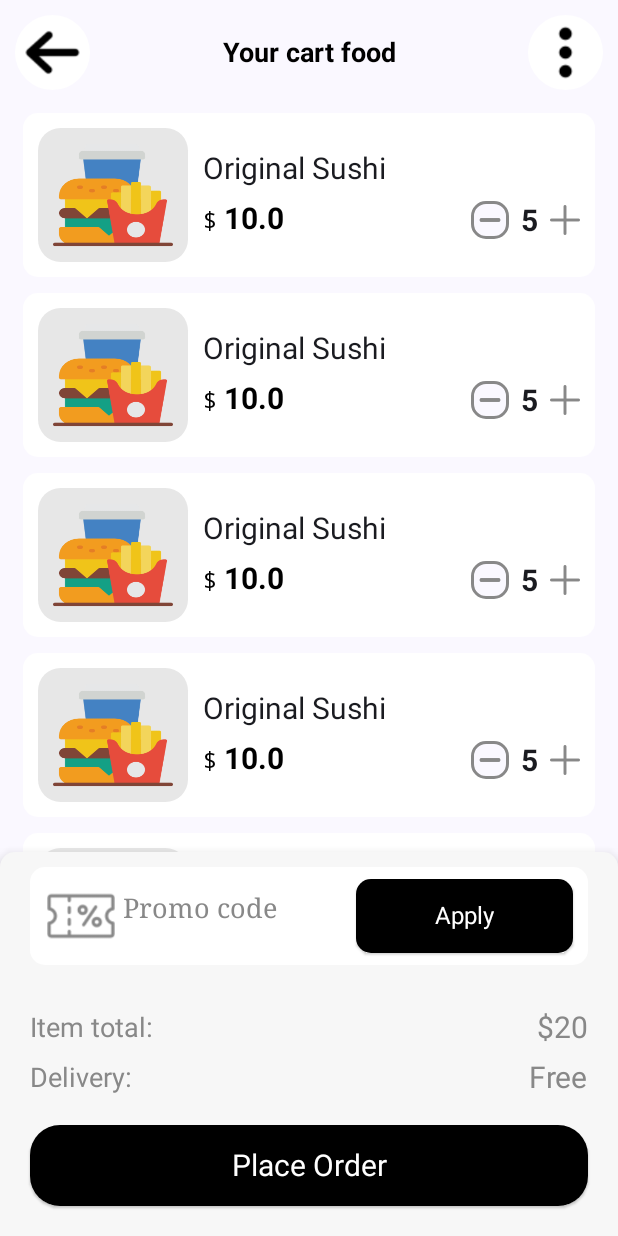
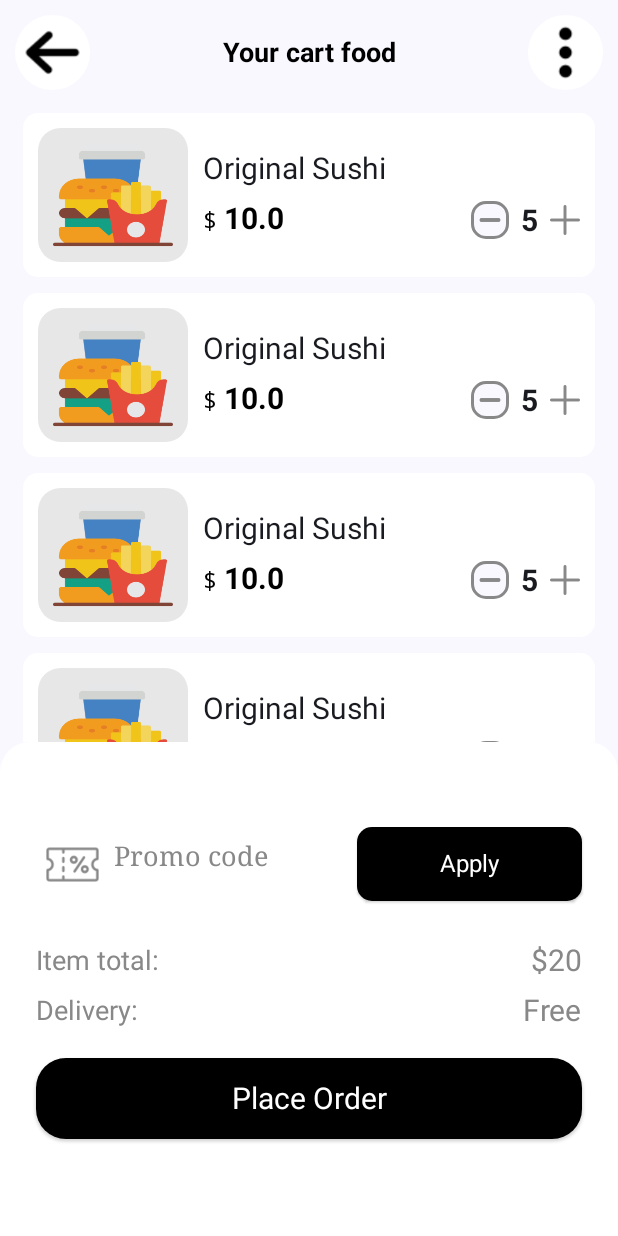
Before and after one commit to JAVIYARAJ/Food_Compose_App, an Android app built with Jetpack Compose: the PaymentScreen screen opened through its navigation route, on a phone screen of 412 x 824 dp. Run offline under Robolectric (Android 15) with nearby library versions, the phone set to English and light mode, and no system bars; our stand-ins replace constraintlayout-compose.

Commit message:
Design changes

```diff
--- a/app/src/main/java/com/example/sampleapp/feature/components/common/bottom_app_bar.kt
+++ b/app/src/main/java/com/example/sampleapp/feature/components/common/bottom_app_bar.kt
@@ -61,7 +61,7 @@ fun BottomAppBar(modifier: Modifier = Modifier, onIconTap: (BottomAppBarItem) ->
                     unselectedIconColor = Color.Transparent,
                     indicatorColor = Color.Transparent,
                 ),
-                modifier = Modifier.clip(RoundedCornerShape(20.dp))
+                modifier = Modifier.clip(RoundedCornerShape(50.dp))
             )
         }
     }
--- a/app/src/main/java/com/example/sampleapp/feature/ui/FoodCartScreen.kt
+++ b/app/src/main/java/com/example/sampleapp/feature/ui/FoodCartScreen.kt
@@ -5,18 +5,23 @@ import androidx.compose.foundation.Image
 import androidx.compose.foundation.background
 import androidx.compose.foundation.layout.Arrangement
 import androidx.compose.foundation.layout.Column
+import androidx.compose.foundation.layout.IntrinsicSize
 import androidx.compose.foundation.layout.Row
 import androidx.compose.foundation.layout.Spacer
+import androidx.compose.foundation.layout.fillMaxHeight
 import androidx.compose.foundation.layout.fillMaxSize
 import androidx.compose.foundation.layout.fillMaxWidth
 import androidx.compose.foundation.layout.height
+import androidx.compose.foundation.layout.heightIn
 import androidx.compose.foundation.layout.padding
+import androidx.compose.foundation.layout.requiredHeightIn
 import androidx.compose.foundation.layout.size
 import androidx.compose.foundation.layout.statusBarsPadding
 import androidx.compose.foundation.layout.width
 import androidx.compose.foundation.lazy.LazyColumn
 import androidx.compose.foundation.shape.RoundedCornerShape
 import androidx.compose.foundation.text.KeyboardOptions
+import androidx.compose.material3.BottomAppBar
 import androidx.compose.material3.CardDefaults
 import androidx.compose.material3.ElevatedCard
 import androidx.compose.material3.Scaffold
@@ -29,6 +34,7 @@ import androidx.compose.runtime.mutableStateOf
 import androidx.compose.runtime.remember
 import androidx.compose.ui.Alignment
 import androidx.compose.ui.Modifier
+import androidx.compose.ui.draw.clip
 import androidx.compose.ui.graphics.Color
 import androidx.compose.ui.graphics.ColorFilter
 import androidx.compose.ui.layout.ContentScale
@@ -49,7 +55,7 @@ import com.example.sampleapp.feature.components.common.MenuIcon
 import com.example.sampleapp.ui.theme.backgroundColor
 
 @Composable
-fun PaymentScreen(modifier: Modifier = Modifier,navController: NavController) {
+fun PaymentScreen(modifier: Modifier = Modifier, navController: NavController) {
 
     Scaffold(
         topBar = {
@@ -76,7 +82,113 @@ fun PaymentScreen(modifier: Modifier = Modifier,navController: NavController) {
             }
         },
         bottomBar = {
-            Surface(color = backgroundColor, shape = RoundedCornerShape(topStart = 10.dp, topEnd = 10.dp), shadowElevation = 10.dp, tonalElevation = 10.dp) {
+            BottomAppBar(
+                containerColor = Color.White,
+                tonalElevation = 10.dp,
+                modifier = Modifier
+                    .clip(RoundedCornerShape(topStart = 20.dp, topEnd = 20.dp))
+                    .fillMaxHeight(0.4f) // Set the height to fit content
+            ) {
+                Column(
+                    modifier = Modifier
+                        .fillMaxWidth()
+                ) {
+                    CartPromoCodeWidget()
+                    Spacer(modifier = Modifier.height(20.dp))
+                    Row(
+                        modifier = Modifier
+                            .fillMaxWidth()
+                            .padding(horizontal = 20.dp),
+                        horizontalArrangement = Arrangement.SpaceBetween,
+                        verticalAlignment = Alignment.CenterVertically,
+                    ) {
+                        Text(text = "Item total:", style = TextStyle(fontSize = 18.sp, color = Color.Gray))
+                        Text(text = "$20", style = TextStyle(fontSize = 20.sp, color = Color.Gray))
+                    }
+                    Spacer(modifier = Modifier.height(10.dp))
+                    Row(
+                        modifier = Modifier
+                            .fillMaxWidth()
+                            .padding(horizontal = 20.dp),
+                        horizontalArrangement = Arrangement.SpaceBetween,
+                        verticalAlignment = Alignment.CenterVertically,
+                    ) {
+                        Text(text = "Delivery:", style = TextStyle(fontSize = 18.sp, color = Color.Gray))
+                        Text(text = "Free", style = TextStyle(fontSize = 20.sp, color = Color.Gray))
+                    }
+
+                    Spacer(modifier = Modifier.height(20.dp))
+                    ElevatedCard(
+                        shape = RoundedCornerShape(20.dp),
+                        modifier = Modifier
+                            .fillMaxWidth()
+                            .padding(start = 20.dp, end = 20.dp, bottom = 20.dp),
+                        colors = CardDefaults.cardColors(containerColor = Color.Black)
+                    ) {
+                        Text(
+                            text = "Place Order",
+                            style = TextStyle(color = Color.White),
+                            modifier = Modifier
+                                .padding(horizontal = 30.dp, vertical = 15.dp)
+                                .fillMaxWidth(),
+                            textAlign = TextAlign.Center,
+                            fontSize = 20.sp
+                        )
+                    }
+                }
+            }
+        }
+    ) { padding ->
+        LazyColumn(
+            modifier = Modifier
+                .padding(padding)
+                .then(Modifier.padding(horizontal = 10.dp))
+                .fillMaxSize()
+        ) {
+            items(10) {
+                CartDishItemWidget()
+            }
+        }
+
+    }
+}
+
+@Preview
+@Composable
+fun PaymentScreenPreview(modifier: Modifier = Modifier) {
+
+    Scaffold(
+        topBar = {
+            Row(
+                modifier = modifier
+                    .fillMaxWidth()
+                    .statusBarsPadding()
+                    .padding(all = 10.dp),
+                verticalAlignment = Alignment.CenterVertically
+            ) {
+                MenuIcon(menuIcon = R.drawable.ic_back_icon, contentDescription = "back_icon", onClick = {
+                    // navController.popBackStack()
+                })
+                Text(
+                    text = "Your cart food",
+                    style = TextStyle(color = Color.Black, fontSize = 18.sp),
+                    modifier = Modifier.weight(0.5f),
+                    textAlign = TextAlign.Center,
+                    fontWeight = FontWeight.Bold
+                )
+                MenuIcon(menuIcon = R.drawable.ic_more_icon, contentDescription = "notification_icon", onClick = {
+
+                })
+            }
+        },
+        bottomBar = {
+            BottomAppBar(
+                containerColor = Color.White,
+                tonalElevation = 10.dp,
+                modifier = Modifier
+                    .clip(RoundedCornerShape(topStart = 20.dp, topEnd = 20.dp))
+                    .fillMaxHeight(0.4f) // Set the height to fit content
+            ) {
                 Column {
                     CartPromoCodeWidget(modifier = Modifier.padding(10.dp))
                     Spacer(modifier = Modifier.height(20.dp))
@@ -120,6 +232,7 @@ fun PaymentScreen(modifier: Modifier = Modifier,navController: NavController) {
                     }
                 }
             }
+
         }
     ) { padding ->
         LazyColumn(
@@ -135,96 +248,6 @@ fun PaymentScreen(modifier: Modifier = Modifier,navController: NavController) {
 
     }
 }
-
-@Preview
-@Composable
-fun PaymentScreen(modifier: Modifier = Modifier) {
-
-    Scaffold(
-        topBar = {
-            Row(
-                modifier = modifier
-                    .fillMaxWidth()
-                    .statusBarsPadding()
-                    .padding(all = 10.dp),
-                verticalAlignment = Alignment.CenterVertically
-            ) {
-                MenuIcon(menuIcon = R.drawable.ic_back_icon, contentDescription = "back_icon", onClick = {
-
-                })
-                Text(
-                    text = "Your cart food",
-                    style = TextStyle(color = Color.Black, fontSize = 18.sp),
-                    modifier = Modifier.weight(0.5f),
-                    textAlign = TextAlign.Center,
-                    fontWeight = FontWeight.Bold
-                )
-                MenuIcon(menuIcon = R.drawable.ic_more_icon, contentDescription = "notification_icon", onClick = {
-
-                })
-            }
-        },
-        bottomBar = {
-            Surface(color = backgroundColor, shape = RoundedCornerShape(topStart = 10.dp, topEnd = 10.dp), shadowElevation = 10.dp, tonalElevation = 10.dp) {
-                Column {
-                    CartPromoCodeWidget(modifier = Modifier.padding(10.dp))
-                    Spacer(modifier = Modifier.height(20.dp))
-                    Row(
-                        modifier = Modifier
-                            .fillMaxWidth()
-                            .padding(horizontal = 20.dp),
-                        horizontalArrangement = Arrangement.SpaceBetween, verticalAlignment = Alignment.CenterVertically,
-                    ) {
-                        Text(text = "Item total:", style = TextStyle(fontSize = 18.sp, color = Color.Gray))
-                        Text(text = "$20", style = TextStyle(fontSize = 20.sp, color = Color.Gray))
-
-                    }
-                    Spacer(modifier = Modifier.height(10.dp))
-                    Row(
-                        modifier = Modifier
-                            .fillMaxWidth()
-                            .padding(horizontal = 20.dp),
-                        horizontalArrangement = Arrangement.SpaceBetween, verticalAlignment = Alignment.CenterVertically,
-                    ) {
-                        Text(text = "Delivery:", style = TextStyle(fontSize = 18.sp, color = Color.Gray))
-                        Text(text = "Free", style = TextStyle(fontSize = 20.sp, color = Color.Gray))
-
-                    }
-
-                    Spacer(modifier = Modifier.height(20.dp))
-                    ElevatedCard(
-                        shape = RoundedCornerShape(20.dp), modifier = Modifier
-                            .fillMaxWidth()
-                            .padding(start = 20.dp, end = 20.dp, bottom = 20.dp), colors = CardDefaults.cardColors(containerColor = Color.Black)
-                    ) {
-                        Text(
-                            text = "Place Order",
-                            style = TextStyle(color = Color.White),
-                            modifier = Modifier
-                                .padding(horizontal = 30.dp, vertical = 15.dp)
-                                .fillMaxWidth(),
-                            textAlign = TextAlign.Center,
-                            fontSize = 20.sp
-                        )
-                    }
-                }
-            }
-        }
-    ) { padding ->
-        LazyColumn(
-            modifier = Modifier
-                .padding(padding)
-                .then(Modifier.padding(horizontal = 10.dp))
-                .fillMaxSize()
-        ) {
-            items(10) {
-                CartDishItemWidget()
-            }
-        }
-
-    }
-}
-
 
 @Preview
 @Composable
@@ -292,7 +315,7 @@ fun CartDishItemWidget(modifier: Modifier = Modifier) {
 @Composable
 fun CartPromoCodeWidget(modifier: Modifier = Modifier) {
 
-    val promoCodeValue= remember {
+    val promoCodeValue = remember {
         mutableStateOf("")
     }
 
@@ -310,7 +333,7 @@ fun CartPromoCodeWidget(modifier: Modifier = Modifier) {
             TextField(
                 value = promoCodeValue.value,
                 onValueChange = {
-                    promoCodeValue.value=it
+                    promoCodeValue.value = it
                 },
                 maxLines = 1,
                 modifier = Modifier
@@ -323,6 +346,7 @@ fun CartPromoCodeWidget(modifier: Modifier = Modifier) {
                     focusedIndicatorColor = Color.Transparent,
                     unfocusedIndicatorColor = Color.Transparent
                 ),
+                minLines = 1,
                 keyboardOptions = KeyboardOptions(
                     keyboardType = KeyboardType.Text
                 ),
@@ -331,7 +355,7 @@ fun CartPromoCodeWidget(modifier: Modifier = Modifier) {
                         painter = painterResource(id = R.drawable.ic_coupon_icon),
                         contentDescription = "promoCode",
                         modifier = Modifier
-                            .size(45.dp)
+                            .size(35.dp)
                             .weight(0.3f),
                         contentScale = ContentScale.Fit,
                         colorFilter = ColorFilter.tint(color = Color.Gray)
--- a/app/src/main/java/com/example/sampleapp/feature/ui/HomeScreen.kt
+++ b/app/src/main/java/com/example/sampleapp/feature/ui/HomeScreen.kt
@@ -1,5 +1,5 @@
 package com.example.sampleapp.feature.ui
-import android.util.Log
+
 import androidx.compose.foundation.Image
 import androidx.compose.foundation.clickable
 import androidx.compose.foundation.layout.Arrangement
@@ -12,7 +12,9 @@ import androidx.compose.foundation.layout.fillMaxWidth
 import androidx.compose.foundation.layout.height
 import androidx.compose.foundation.layout.heightIn
 import androidx.compose.foundation.layout.padding
+import androidx.compose.foundation.layout.size
 import androidx.compose.foundation.layout.width
+import androidx.compose.foundation.lazy.LazyRow
 import androidx.compose.foundation.lazy.grid.GridCells
 import androidx.compose.foundation.lazy.grid.LazyVerticalGrid
 import androidx.compose.foundation.shape.RoundedCornerShape
@@ -28,7 +30,6 @@ import androidx.compose.runtime.remember
 import androidx.compose.ui.Alignment
 import androidx.compose.ui.Modifier
 import androidx.compose.ui.draw.clip
-import androidx.compose.ui.draw.shadow
 import androidx.compose.ui.graphics.Color
 import androidx.compose.ui.graphics.ColorFilter
 import androidx.compose.ui.layout.ContentScale
@@ -47,7 +48,6 @@ import androidx.constraintlayout.compose.ConstraintSet
 import androidx.constraintlayout.compose.layoutId
 import androidx.navigation.NavController
 import com.example.sampleapp.R
-import com.example.sampleapp.feature.components.common.BottomAppBar
 import com.example.sampleapp.feature.components.common.CustomAppBar
 import com.example.sampleapp.feature.components.common.CustomizedTextField
 import com.example.sampleapp.feature.components.common.DishRatingWidget
@@ -59,24 +59,34 @@ import com.example.sampleapp.ui.theme.backgroundColor
 import com.example.sampleapp.ui.theme.cardColor
 import kotlinx.coroutines.delay
 
-
 @Composable
 fun HomeScreen(navController: NavController) {
 
-    val isLoading= remember {
+    val isLoading = remember {
         mutableStateOf(true)
     }
 
     LaunchedEffect(key1 = Unit) {
         delay(1000)
-        isLoading.value=false
+        isLoading.value = false
     }
 
-    if(isLoading.value){
-        Box(modifier = Modifier.fillMaxSize(), contentAlignment = Alignment.Center){
+    val foodCategoryList = listOf(
+        FoodCategory(name = "Pizza", icon = R.drawable.ic_pizza_icon),
+        FoodCategory(name = "Burger", icon = R.drawable.burger),
+        FoodCategory(name = "Sushi", icon = R.drawable.sushi),
+        FoodCategory(name = "Ramen", icon = R.drawable.ramen),
+        FoodCategory(name = "Pizza", icon = R.drawable.ic_pizza_icon),
+        FoodCategory(name = "Burger", icon = R.drawable.burger),
+        FoodCategory(name = "Sushi", icon = R.drawable.sushi),
+        FoodCategory(name = "Ramen", icon = R.drawable.ramen)
+    )
+
+    if (isLoading.value) {
+        Box(modifier = Modifier.fillMaxSize(), contentAlignment = Alignment.Center) {
             LoadingWidget()
         }
-    }else{
+    } else {
         Scaffold(
             topBar = {
                 CustomAppBar()
@@ -199,6 +209,28 @@ fun HomeScreen(navController: NavController) {
 
                 Spacer(modifier = Modifier.height(20.dp))
 
+                LazyRow(modifier = Modifier.fillMaxWidth()) {
+
+                    items(foodCategoryList.size) { index ->
+                        Box(contentAlignment = Alignment.Center, modifier = Modifier.padding(horizontal = 8.dp)) {
+                            Column(verticalArrangement = Arrangement.Center, horizontalAlignment = Alignment.CenterHorizontally) {
+                                Image(
+                                    painter = painterResource(id = foodCategoryList[index].icon),
+                                    contentDescription = "",
+                                    modifier = Modifier.size(45.dp)
+                                )
+                                Spacer(modifier = Modifier.height(10.dp))
+                                Text(
+                                    text = foodCategoryList[index].name,
+                                    style = TextStyle(fontSize = 16.sp, color = Color.Black, fontFamily = FontFamily.SansSerif)
+                                )
+                            }
+                        }
+                    }
+                }
+
+                Spacer(modifier = Modifier.height(20.dp))
+
                 Row(horizontalArrangement = Arrangement.SpaceBetween, modifier = Modifier.fillMaxWidth()) {
                     Text(
                         text = "Popular food",
@@ -214,7 +246,7 @@ fun HomeScreen(navController: NavController) {
                     items(10) {
                         FoodDishCard(onClick = {
                             navController.navigate(AppRoute.FoodDetailScreenRoute)
-                        },onCartClick={
+                        }, onCartClick = {
                             navController.navigate(AppRoute.CartScreenRoute)
                         })
                     }
@@ -331,11 +363,28 @@ fun HomeScreen() {
                     onValueChange = {
 
                     },
-                    hint = "Search your food.."
+                    hint = "Search your food..",
+                    leadingIcon = {
+                        Image(painter = painterResource(id = R.drawable.ic_search_icon), contentDescription = "", modifier = Modifier.size(20.dp))
+                    }
                 )
                 MenuIcon(menuIcon = R.drawable.ic_filter_icon, contentDescription = "filter", onClick = {
 
                 })
+            }
+
+            Spacer(modifier = Modifier.height(20.dp))
+
+            LazyRow(modifier = Modifier.fillMaxWidth()) {
+                items(3) {
+                    Box(contentAlignment = Alignment.Center, modifier = Modifier.padding(horizontal = 5.dp)) {
+                        Column(verticalArrangement = Arrangement.Center, horizontalAlignment = Alignment.CenterHorizontally) {
+                            Image(painter = painterResource(id = R.drawable.ic_pizza_icon), contentDescription = "")
+                            Spacer(modifier = Modifier.height(10.dp))
+                            Text(text = "Pizza", style = TextStyle(fontSize = 14.sp, color = Color.Black, fontFamily = FontFamily.SansSerif))
+                        }
+                    }
+                }
             }
 
             Spacer(modifier = Modifier.height(20.dp))
@@ -355,7 +404,7 @@ fun HomeScreen() {
                 items(10) {
                     FoodDishCard(onClick = {
 
-                    },onCartClick={
+                    }, onCartClick = {
 
                     })
                 }
@@ -364,9 +413,8 @@ fun HomeScreen() {
     }
 }
 
-
 @Composable
-fun FoodDishCard(modifier: Modifier = Modifier,onClick: () -> Unit,onCartClick: () -> Unit) {
+fun FoodDishCard(modifier: Modifier = Modifier, onClick: () -> Unit, onCartClick: () -> Unit) {
     Surface(
         color = Color.White, shape = RoundedCornerShape(20.dp), modifier = Modifier
             .padding(0.dp)
@@ -480,3 +528,8 @@ fun FoodDishCard(modifier: Modifier = Modifier,onClick: () -> Unit,onCartClick:
 
     }
 }
+
+data class FoodCategory(
+    val name: String,
+    val icon: Int
+)
```
Also changed, not shown: app/src/main/java/com/example/sampleapp/feature/components/common/Common.kt (+12 -1 lines), app/src/main/java/com/example/sampleapp/feature/ui/DishDetailScreen.kt (+7 -9 lines), app/src/main/res/drawable/burger.png (added), app/src/main/res/drawable/ic_pizza_icon.png (added), app/src/main/res/drawable/ramen.png (added), app/src/main/res/drawable/sushi.png (added).
